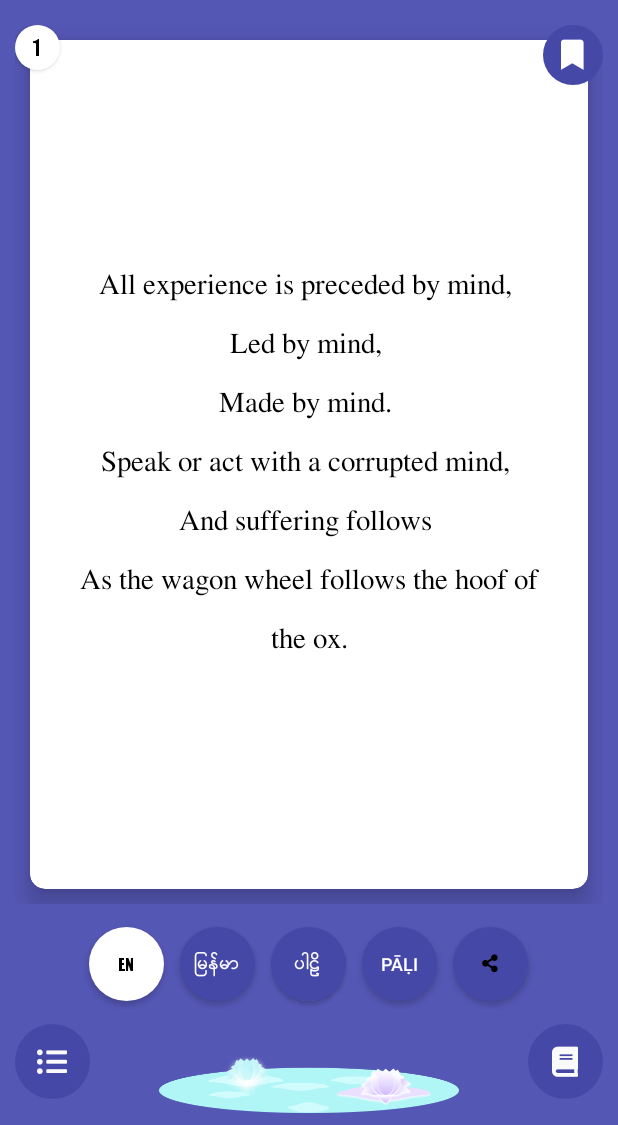
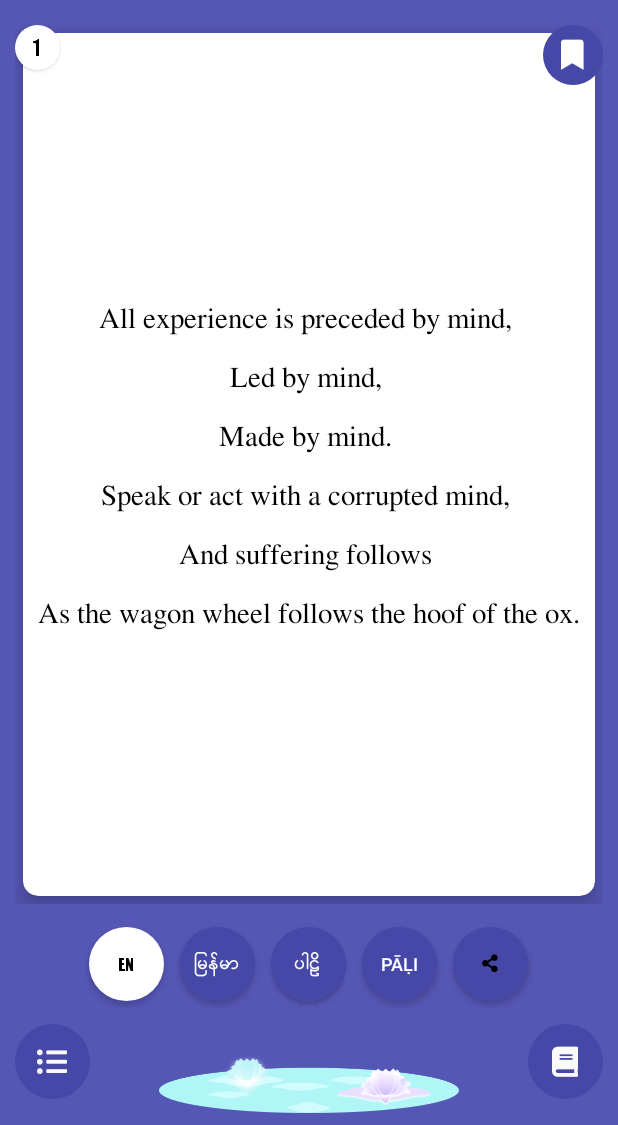
Before and after one commit to xiaoyuanlv/Dhammapada, an Android app: the screen it shows after launch (ItemActivity), after a tap on an icon or button, on a phone screen of 412 x 824 dp, the part 111-1236 px from its top. Run offline under Robolectric (Android 15) with nearby library versions, the light colour scheme and no system bars.

Commit message:
Myanmar Translation Fixed

```diff
--- a/app/src/main/AndroidManifest.xml
+++ b/app/src/main/AndroidManifest.xml
@@ -9,8 +9,7 @@
         android:roundIcon="@mipmap/ic_launcher_round"
         android:supportsRtl="true"
         android:theme="@style/AppTheme"
-        android:allowBackup="true"
-        android:fullBackupContent="true">
+        android:allowBackup="true">
 
         <activity android:name=".activity.FavActivity" />
         <activity android:name=".activity.ItemActivity" />
--- a/app/src/main/java/com/senlasy/dhammapada/activity/MainActivity.kt
+++ b/app/src/main/java/com/senlasy/dhammapada/activity/MainActivity.kt
@@ -7,6 +7,7 @@ import android.graphics.Color
 import androidx.appcompat.app.AppCompatActivity
 import android.os.Bundle
 import android.os.Handler
+import android.os.Looper
 import android.util.Log
 import android.view.LayoutInflater
 import android.view.View
@@ -21,11 +22,8 @@ import androidx.recyclerview.widget.RecyclerView
 import com.senlasy.dhammapada.R
 import com.senlasy.dhammapada.adapter.CategoryAdapter
 import com.senlasy.dhammapada.adapter.GridAutoFitLayoutManager
-import com.senlasy.dhammapada.adapter.ItemPagerAdapter
 import com.senlasy.dhammapada.database.DBHelper
-import com.senlasy.dhammapada.fragment.ItemFrag
 import com.senlasy.dhammapada.model.Category
-import com.senlasy.dhammapada.model.Dhamma
 import java.lang.Exception
 
 class MainActivity : AppCompatActivity() {
@@ -248,20 +246,20 @@ class MainActivity : AppCompatActivity() {
         var dbHelper = DBHelper(this)
         lstCategory = dbHelper.getAllCategory()
         if (lstCategory.isNotEmpty()){
-            adapter = CategoryAdapter(lstCategory.toMutableList(), R.layout.item_category, this, rcyList)
+            adapter = CategoryAdapter(lstCategory.toMutableList(), R.layout.item_category, this)
             adapter!!.setOnItemListener(object: CategoryAdapter.OnItemClickListener {
-                override fun onItemClick(item: Category, v : View) {
-                    Handler().postDelayed(Runnable {
+                override fun onItemClick(item: Category, view : View) {
 
-                        v.setBackgroundColor(Color.WHITE)
+                    Handler(Looper.myLooper()!!).postDelayed(
+                        Runnable {
+                            view.setBackgroundColor(Color.WHITE)
                             finish()
                             val intent = Intent(context, ItemActivity::class.java)
                             intent.putExtra("categoryid", item.id)
                             intent.putExtra("category", item.title)
                             startActivity(intent)
-
-                    }, 1000)
-
+                        }
+                    , 1000);
 
 
                 }
@@ -279,9 +277,12 @@ class MainActivity : AppCompatActivity() {
         this.doubleBackToExitPressedOnce = true
         Toast.makeText(this, "Please click BACK again to exit", Toast.LENGTH_SHORT).show();
 
-        Handler().postDelayed(Runnable() {
+        Handler(Looper.myLooper()!!).postDelayed(
+            Runnable {
                 doubleBackToExitPressedOnce = false
-        }, 2000)
+            }
+            , 2000);
+
     }
 
 
--- a/app/src/main/java/com/senlasy/dhammapada/activity/SplashActivity.kt
+++ b/app/src/main/java/com/senlasy/dhammapada/activity/SplashActivity.kt
@@ -16,12 +16,9 @@ class SplashActivity : AppCompatActivity(), Typewriter.onFinishListener {
         super.onCreate(savedInstanceState)
         setContentView(R.layout.activity_splash)
 
-
         Handler(Looper.getMainLooper()).postDelayed({
             startMainActivity()
         }, 3000)
-
-
 
     }
 
--- a/app/src/main/java/com/senlasy/dhammapada/adapter/CategoryAdapter.kt
+++ b/app/src/main/java/com/senlasy/dhammapada/adapter/CategoryAdapter.kt
@@ -16,8 +16,7 @@ import com.senlasy.dhammapada.model.Category
 class CategoryAdapter(
     var CategoryList: MutableList<Category>,
     private val rowLayout: Int,
-    private val context: Context,
-    recyclerView: RecyclerView
+    private val context: Context
 ) : RecyclerView.Adapter<RecyclerView.ViewHolder>() {
 
     private var listener: OnItemClickListener? = null
@@ -72,7 +71,7 @@ class CategoryAdapter(
     override fun onBindViewHolder(holder: RecyclerView.ViewHolder, position: Int) {
         if (holder is CategoryViewHolder) {
 
-            holder.bind(CategoryList[position], listener, context, is_en_visible, is_mm_visible, is_pali_visible, is_pali_roman_visible)
+            holder.bind(CategoryList[position], listener, is_en_visible, is_mm_visible, is_pali_visible, is_pali_roman_visible)
 
         } else {
             val loadingViewHolder = holder as ViewHolderLoading
@@ -121,7 +120,7 @@ class CategoryAdapter(
             txtMark = v.findViewById(R.id.txtMark)
         }
 
-        fun bind(item: Category, listener: OnItemClickListener?, context: Context, is_en_visible : Boolean, is_mm_visible : Boolean, is_pali_visible : Boolean, is_pali_roman_visible : Boolean) {
+        fun bind(item: Category, listener: OnItemClickListener?, is_en_visible : Boolean, is_mm_visible : Boolean, is_pali_visible : Boolean, is_pali_roman_visible : Boolean) {
             setData(item, is_en_visible, is_mm_visible, is_pali_visible, is_pali_roman_visible)
 
             rlCategory.setOnClickListener {
--- a/app/src/main/java/com/senlasy/dhammapada/adapter/GridAutoFitLayoutManager.kt
+++ b/app/src/main/java/com/senlasy/dhammapada/adapter/GridAutoFitLayoutManager.kt
@@ -23,17 +23,17 @@ class GridAutoFitLayoutManager : GridLayoutManager {
     }/* Initially set spanCount to 1, will be changed automatically later. */
 
     private fun checkedColumnWidth(context: Context, columnWidth: Int): Int {
-        var columnWidth = columnWidth
-        if (columnWidth <= 0) {
+        var colWidth = columnWidth
+        if (colWidth <= 0) {
             /* Set default columnWidth value (150dp here). It is better to move this constant
             to static constant on top, but we need context to convert it to dp, so can't really
             do so. */
-            columnWidth = TypedValue.applyDimension(
+            colWidth = TypedValue.applyDimension(
                 TypedValue.COMPLEX_UNIT_DIP, 180f,
                 context.resources.displayMetrics
             ).toInt()
         }
-        return columnWidth
+        return colWidth
     }
 
     fun setColumnWidth(newColumnWidth: Int) {
--- a/app/src/main/java/com/senlasy/dhammapada/adapter/ItemAdapter.kt
+++ b/app/src/main/java/com/senlasy/dhammapada/adapter/ItemAdapter.kt
@@ -18,8 +18,7 @@ import com.senlasy.dhammapada.model.Dhamma
 class ItemAdapter(
     private var ItemList: MutableList<Dhamma>,
     private var rowLayout: Int,
-    private val context: Context,
-    recyclerView: RecyclerView
+    private val context: Context
 ) : RecyclerView.Adapter<RecyclerView.ViewHolder>() {
 
     private var listener: OnItemClickListener? = null
--- a/app/src/main/java/com/senlasy/dhammapada/fragment/ItemFrag.kt
+++ b/app/src/main/java/com/senlasy/dhammapada/fragment/ItemFrag.kt
@@ -8,10 +8,7 @@ import androidx.fragment.app.Fragment
 import android.view.LayoutInflater
 import android.view.View
 import android.view.ViewGroup
-import android.widget.Button
-import android.widget.ImageButton
-import android.widget.RelativeLayout
-import android.widget.TextView
+import android.widget.*
 import androidx.cardview.widget.CardView
 import androidx.core.content.ContextCompat
 import androidx.core.text.HtmlCompat
--- a/app/src/main/java/com/senlasy/dhammapada/utility/SharePrefHelper.kt
+++ b/app/src/main/java/com/senlasy/dhammapada/utility/SharePrefHelper.kt
@@ -6,10 +6,10 @@ import java.util.*
 
 class SharePrefHelper {
 
-    var CURRENT_DB_VER = 2
+    var CURRENT_DB_VER = 3
     var DB_PREF_NAME = "DHAMMAPADA_SENLASY_DB_VERSION"
 
-    public fun DBVersion(context: Context) : Int {
+    fun DBVersion(context: Context) : Int {
          var PRIVATE_MODE = 0
          val PREF_NAME = "DHAMMAPADA-PREF"
 
--- a/app/src/main/res/layout/app_info_dialog.xml
+++ b/app/src/main/res/layout/app_info_dialog.xml
@@ -76,7 +76,7 @@
                         android:layout_height="wrap_content"
                         android:padding="10dp"
                         android:fontFamily="@font/impact"
-                        android:text="V 2.3"
+                        android:text="V 3"
                         android:textSize="17sp"
                         android:textColor="@android:color/black"
                         android:textAlignment="center"
--- a/app/src/main/res/layout/fragment_item.xml
+++ b/app/src/main/res/layout/fragment_item.xml
@@ -13,13 +13,14 @@
             android:layout_height="match_parent"
             app:cardBackgroundColor="@android:color/transparent"
             app:cardElevation="0dp"
-            android:elevation="0dp" >
+            android:elevation="0dp"
+            app:contentPadding="0dp"
+           >
 
             <RelativeLayout
                 android:layout_width="match_parent"
                 android:layout_height="match_parent"
                 android:background="@android:color/transparent">
-
 
                 <androidx.cardview.widget.CardView
                     android:id="@+id/cardDhamma"
@@ -27,13 +28,15 @@
                     android:layout_width="match_parent"
                     android:layout_height="match_parent"
                     android:layout_centerInParent="true"
-                    android:layout_marginStart="10dp"
-                    android:layout_marginTop="10dp"
-                    android:layout_marginEnd="10dp"
-                    android:layout_marginBottom="10dp"
+                    android:layout_marginStart="5dp"
+                    android:layout_marginTop="5dp"
+                    android:layout_marginEnd="5dp"
+                    android:layout_marginBottom="5dp"
                     android:elevation="10dp"
                     app:cardCornerRadius="10dp"
                     app:cardElevation="10dp">
+
+
 
                     <RelativeLayout
                         android:id="@+id/rlDhamma"
@@ -44,26 +47,26 @@
 
                         <androidx.appcompat.widget.AppCompatTextView
                             android:id="@+id/txtTitle"
-                            android:layout_width="match_parent"
+                            android:layout_width="wrap_content"
                             android:layout_height="wrap_content"
                             android:layout_centerInParent="true"
-                            android:layout_marginStart="20dp"
-                            android:layout_marginTop="40dp"
-                            android:layout_marginEnd="20dp"
                             android:fontFamily="@font/mm3"
                             android:gravity="center"
                             android:lineSpacingExtra="14sp"
                             android:scrollbars="vertical"
                             android:text="..."
-                            android:textSize="17sp" />
+                            android:paddingStart="10dp"
+                            android:paddingEnd="10dp"
+                            android:paddingTop="20dp"
+                            android:paddingBottom="14dp"
+                            android:textSize="17sp"
+                            />
 
                     </RelativeLayout>
 
                 </androidx.cardview.widget.CardView>
 
-
             </RelativeLayout>
-
 
             <androidx.appcompat.widget.LinearLayoutCompat
                 android:layout_width="wrap_content"
--- a/build.gradle
+++ b/build.gradle
@@ -1,14 +1,14 @@
 // Top-level build file where you can add configuration options common to all sub-projects/modules.
 
 buildscript {
-    ext.kotlin_version = '1.6.10'
+    ext.kotlin_version = '1.6.21'
     repositories {
         google()
         mavenCentral()
     }
 
     dependencies {
-        classpath 'com.android.tools.build:gradle:7.3.0-alpha07'
+        classpath 'com.android.tools.build:gradle:7.3.0-alpha09'
         classpath "org.jetbrains.kotlin:kotlin-gradle-plugin:$kotlin_version"
         // NOTE: Do not place your application dependencies here; they belong
         // in the individual module build.gradle files
```
Also changed, not shown: app/build.gradle (+13 -4 lines), app/src/main/java/com/senlasy/dhammapada/activity/ItemActivity.kt (+7 -7 lines), app/src/main/java/com/senlasy/dhammapada/utility/Typewriter.kt (+10 -6 lines), gradle.properties (+8 -12 lines), app/src/main/assets/dhammapada.db, gradle/wrapper/gradle-wrapper.properties. Lines whose indentation alone changed are shown as unchanged.
